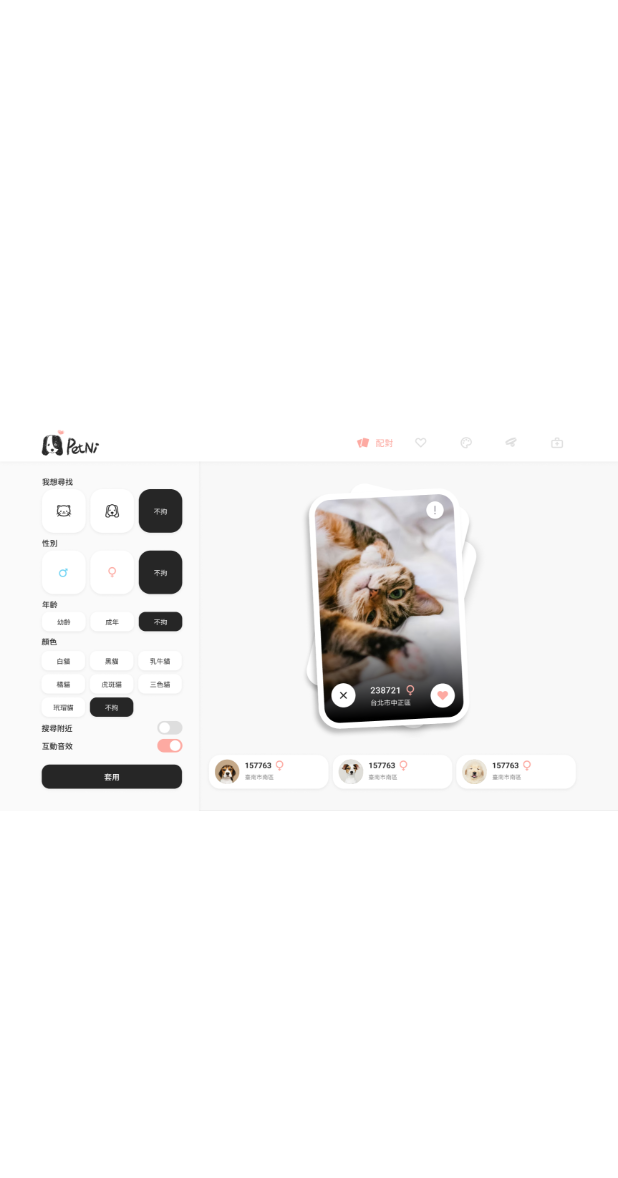
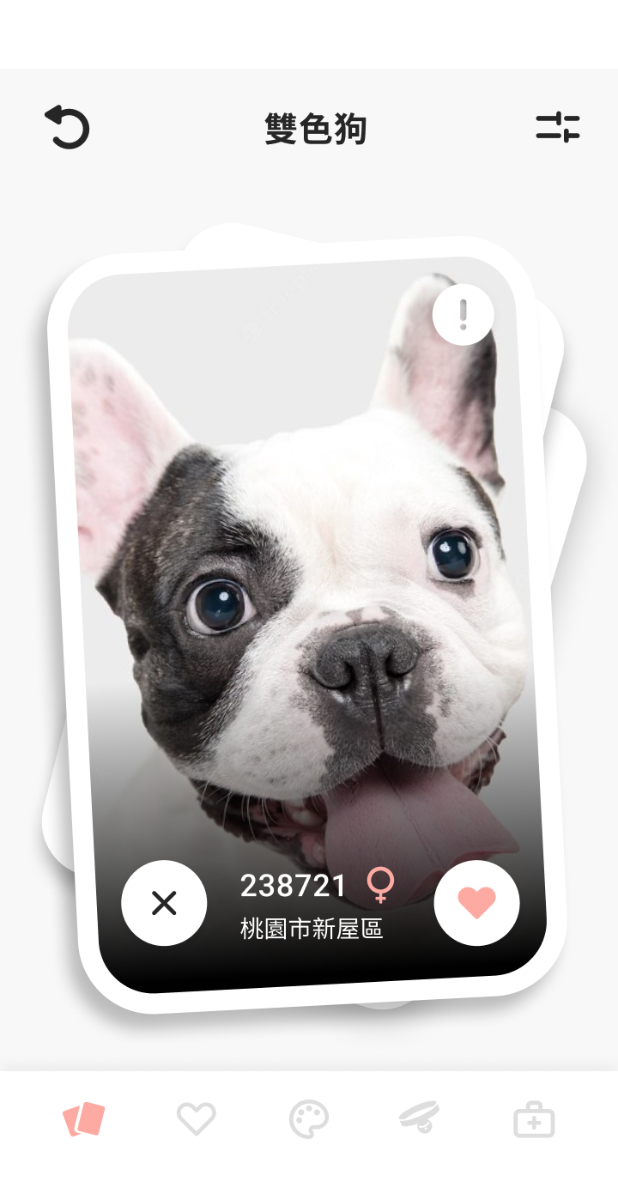
Before and after one commit to PetNi-App/APP, a Flutter app: the screen it shows after launch, on a phone screen of 412 x 824 dp. Shown: the top 1178 px of the screen. Run offline on Flutter 3.47's test engine with Material 2 defaults, Android fonts, the phone set to English and light mode, and no system bars.

Commit message:
feat: break point definition

```diff
--- a/lib/fake_home.dart
+++ b/lib/fake_home.dart
@@ -1,12 +1,38 @@
 import 'package:flutter/material.dart';
+import 'package:pet_ni/src/breakpoint/breakpoint.dart';
+
+class FakeApp extends StatelessWidget {
+  const FakeApp({Key? key}) : super(key: key);
+
+  @override
+  Widget build(BuildContext context) {
+    return MaterialApp(
+      home: FakeHome(),
+    );
+  }
+}
 
 class FakeHome extends StatelessWidget {
   const FakeHome({Key? key}) : super(key: key);
 
   @override
   Widget build(BuildContext context) {
+    late String image;
+
+    switch (Breakpoint.fromContext(context).windowSizeClass) {
+      case WindowSizeClass.Compact:
+        image = 'fakes/home_compact.png';
+        break;
+      case WindowSizeClass.Medium:
+        image = 'fakes/home_medium.png';
+        break;
+      case WindowSizeClass.Expanded:
+        image = 'fakes/home_expanded.png';
+        break;
+    }
+
     return Image.asset(
-      "fakes/fake_home.png",
+      image,
       fit: BoxFit.contain,
       height: double.infinity,
       alignment: Alignment.center,
--- a/lib/main.dart
+++ b/lib/main.dart
@@ -2,5 +2,5 @@ import 'package:flutter/material.dart';
 import 'package:pet_ni/fake_home.dart';
 
 void main() {
-  runApp(FakeHome());
+  runApp(FakeApp());
 }
--- /dev/null
+++ b/lib/src/breakpoint/breakpoint.dart
@@ -0,0 +1,34 @@
+import 'package:flutter/widgets.dart';
+
+import 'landscape.dart';
+import 'portrait.dart';
+import 'window_size_class.dart';
+
+export 'landscape.dart';
+export 'portrait.dart';
+export 'window_size_class.dart';
+
+/// Following Material Design [https://m3.material.io/foundations/adaptive-design/large-screens/overview]
+class Breakpoint {
+  Breakpoint._(this.portrait, this.landscape, this.windowSizeClass);
+
+  factory Breakpoint.fromContext(BuildContext context) {
+    final width = MediaQuery.of(context).size.width;
+    if (width < 600) {
+      return Breakpoint._(
+          Portrait.Handset, Landscape.Phone, WindowSizeClass.Compact);
+    }
+
+    if (width < 840) {
+      return Breakpoint._(
+          Portrait.SmallTablet, Landscape.SmallTablet, WindowSizeClass.Medium);
+    }
+
+    return Breakpoint._(
+        Portrait.LargeTablet, Landscape.LargeTablet, WindowSizeClass.Expanded);
+  }
+
+  final Portrait portrait;
+  final Landscape landscape;
+  final WindowSizeClass windowSizeClass;
+}
--- /dev/null
+++ b/lib/src/breakpoint/landscape.dart
@@ -0,0 +1,5 @@
+enum Landscape {
+  Phone,
+  SmallTablet,
+  LargeTablet,
+}
--- /dev/null
+++ b/lib/src/breakpoint/portrait.dart
@@ -0,0 +1,5 @@
+enum Portrait {
+  Handset,
+  SmallTablet,
+  LargeTablet,
+}
--- /dev/null
+++ b/lib/src/breakpoint/window_size_class.dart
@@ -0,0 +1,5 @@
+enum WindowSizeClass {
+  Compact,
+  Medium,
+  Expanded,
+}
--- a/pubspec.yaml
+++ b/pubspec.yaml
@@ -43,7 +43,7 @@ flutter:
   uses-material-design: true
 
   assets:
-    - fakes/fake_home.png
+    - fakes/
 
   # An image asset can refer to one or more resolution-specific "variants", see
   # https://flutter.dev/assets-and-images/#resolution-aware.
```
Also changed, not shown: fakes/home_compact.png (added), fakes/home_expanded.png (renamed from fakes/fake_home.png), fakes/home_medium.png (added).
